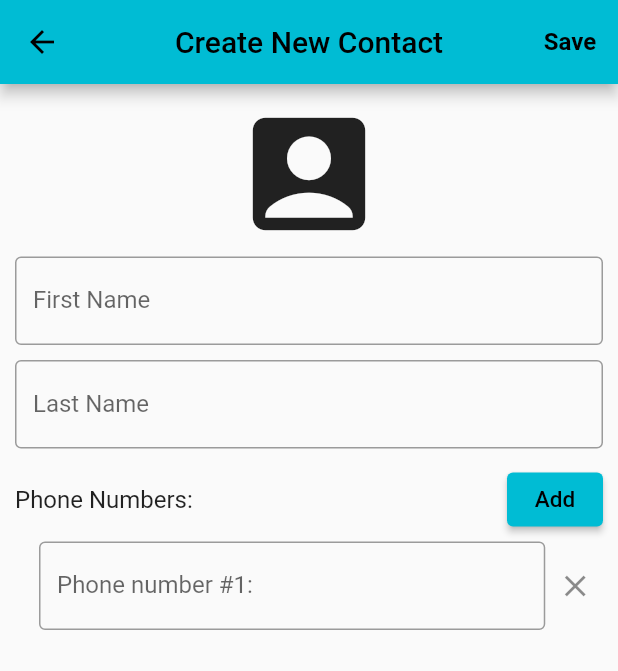
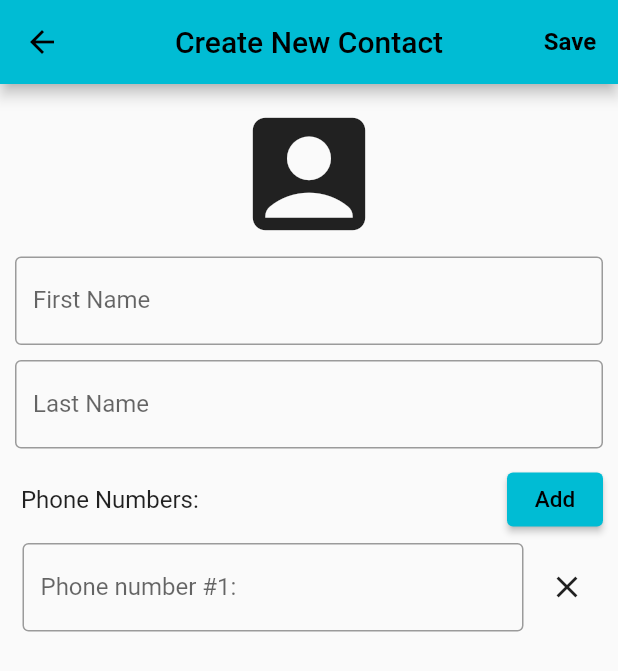
Before and after one commit to AY2020-2021-CpE-OJT/CanadaW5-APP, a Flutter app: the NewContact screen opened directly, after a tap on "Add", after a tap on the "close" icon, on a phone screen of 412 x 824 dp. Shown: the top 671 px of the screen. Run offline on Flutter 3.47's test engine with Material 2 defaults, Android fonts, the phone set to English and light mode, and no system bars; network calls fail.

Commit message:
fix phone number delete function at specific index

```diff
--- a/lib/createNewContactScreen.dart
+++ b/lib/createNewContactScreen.dart
@@ -34,7 +34,7 @@ class _NewContactState extends State<NewContact> {
   final formKey = GlobalKey<FormState>();
   final fnController = TextEditingController();
   final lnController = TextEditingController();
-  List<TextEditingController> numberController = <TextEditingController>[TextEditingController()];
+  List<TextEditingController> numberController = [];
   late Future<ContactModel?> _dataModel;
 
   @override
@@ -47,13 +47,14 @@ class _NewContactState extends State<NewContact> {
   //Control multiple phone numbers
   void addNumberField() {
     setState(() {
-      numberController.insert(0, TextEditingController()); //add data
+      numberController.insert(numbersFieldCount, TextEditingController()); //add data
       numbersFieldCount++; //increment
     });
   }
-  void deleteNumberField() {
+  void deleteNumberField(index) {
     setState(() {
       numbersFieldCount--;
+      numberController.removeAt(index);
     });
   }
 
@@ -171,7 +172,7 @@ class _NewContactState extends State<NewContact> {
                 children: [
                   Expanded(
                     flex: 2,
-                    child: Text('Phone Numbers: ', style: TextStyle(fontSize: 16)),),
+                    child: Text(' Phone Numbers: ', style: TextStyle(fontSize: 16)),),
                   SizedBox(width: 60),
                   ButtonTheme(
                       minWidth: 50,
@@ -184,13 +185,15 @@ class _NewContactState extends State<NewContact> {
               Flexible(
                 child: ListView.builder(
                     itemCount: numbersFieldCount, itemBuilder: (context, index){
-                  return ListTile(
-                    title: Row(
+                   numberController.add(TextEditingController());
+                    return Row(
                       children: [
                         Flexible(
-                          flex: 15,
+                          flex: 10,
                           child:
-                          TextFormField(
+                          Padding(
+                            padding: const EdgeInsets.all(5.0),
+                            child: TextFormField(
                               controller: numberController[index],
                               decoration: InputDecoration(
                                 labelText: "Phone number #${index + 1}:",
@@ -201,13 +204,14 @@ class _NewContactState extends State<NewContact> {
                               textInputAction: TextInputAction.done,
                             ),
                           ),
-                        Flexible(
-                          flex: 1,
-                          child: IconButton(
-                              onPressed: deleteNumberField, icon: const Icon(Icons.close), splashRadius: 2),
+                        ),
+                        IconButton(
+                            onPressed: (){
+                              deleteNumberField(index);
+                            },
+                            icon: const Icon(Icons.close), splashRadius: 2,
                         ),
                       ],
-                    ),
                     );
                 }),
               ),
```
Lines whose indentation alone changed are shown as unchanged.
